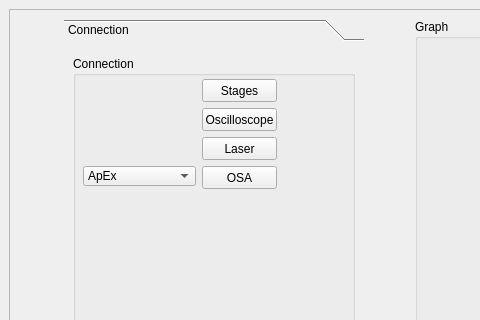
Qt form Windows/UIs/MainWindow.ui (al509/ScanLoop) before a commit; both pictures show x 0 to 480 and y 0 to 320 of the 1280 by 880 pixel window.
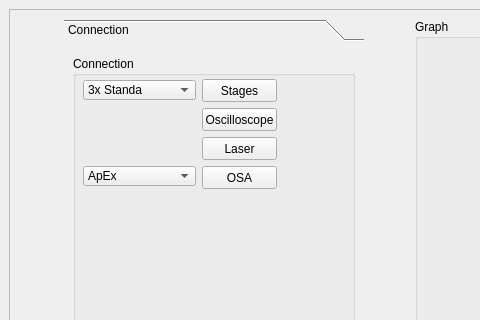
The same form after that commit.

Patch:
```diff
--- a/Windows/UIs/MainWindow.ui
+++ b/Windows/UIs/MainWindow.ui
@@ -393,6 +393,26 @@
                 </property>
                </item>
               </widget>
+              <widget class="QComboBox" name="comboBox_Type_of_Stages">
+               <property name="geometry">
+                <rect>
+                 <x>10</x>
+                 <y>24</y>
+                 <width>113</width>
+                 <height>20</height>
+                </rect>
+               </property>
+               <item>
+                <property name="text">
+                 <string>3x Standa</string>
+                </property>
+               </item>
+               <item>
+                <property name="text">
+                 <string>2x Thorlabs</string>
+                </property>
+               </item>
+              </widget>
              </widget>
             </item>
            </layout>
```
